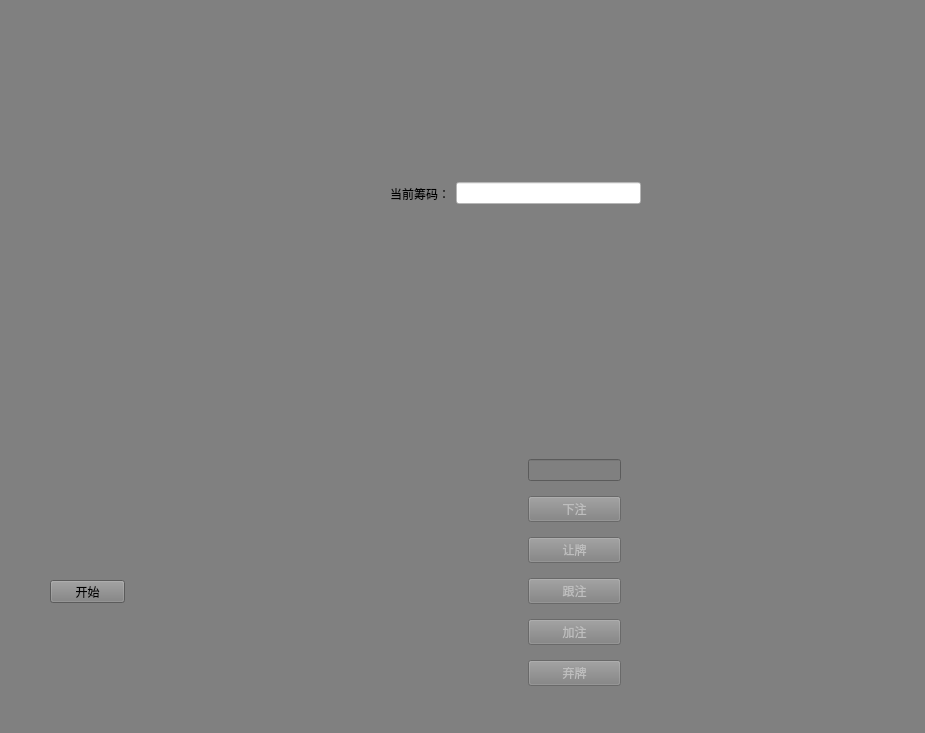
First picture: the form in TexasPoker/texaswidget.ui, repository JackeyLea/TexasPoker, before the edit.
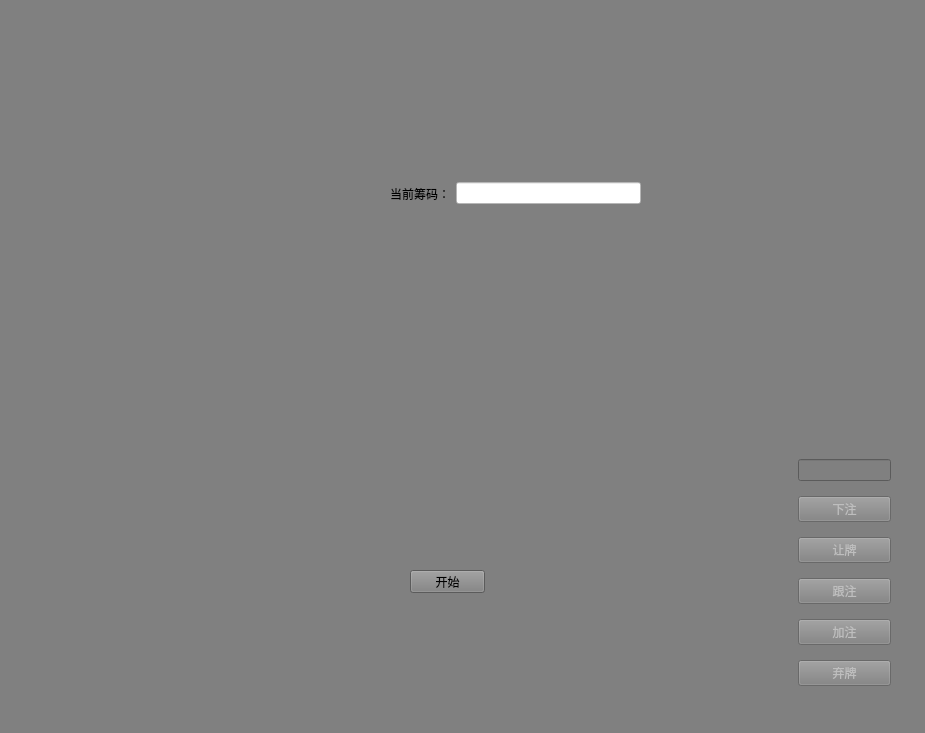
Second picture: the form after the edit. Icons and pictures are not drawn.

```diff
--- a/TexasPoker/texaswidget.ui
+++ b/TexasPoker/texaswidget.ui
@@ -215,8 +215,8 @@
   <widget class="QPushButton" name="btnStart">
    <property name="geometry">
     <rect>
-     <x>50</x>
-     <y>580</y>
+     <x>410</x>
+     <y>570</y>
      <width>75</width>
      <height>23</height>
     </rect>
@@ -225,7 +225,7 @@
     <string>开始</string>
    </property>
   </widget>
-  <widget class="QWidget" name="">
+  <widget class="QWidget" name="layoutWidget">
    <property name="geometry">
     <rect>
      <x>390</x>
@@ -257,241 +257,30 @@
     </item>
    </layout>
   </widget>
-  <widget class="QWidget" name="">
+  <widget class="QWidget" name="layoutWidget">
    <property name="geometry">
     <rect>
-     <x>40</x>
-     <y>30</y>
+     <x>60</x>
+     <y>470</y>
      <width>185</width>
      <height>242</height>
-    </rect>
-   </property>
-   <layout class="QGridLayout" name="layoutGUser3">
-    <item row="0" column="2">
-     <spacer name="spacerHUser3R">
-      <property name="orientation">
-       <enum>Qt::Orientation::Horizontal</enum>
-      </property>
-      <property name="sizeHint" stdset="0">
-       <size>
-        <width>40</width>
-        <height>20</height>
-       </size>
-      </property>
-     </spacer>
-    </item>
-    <item row="0" column="0">
-     <spacer name="spacerHUser3L">
-      <property name="orientation">
-       <enum>Qt::Orientation::Horizontal</enum>
-      </property>
-      <property name="sizeHint" stdset="0">
-       <size>
-        <width>40</width>
-        <height>20</height>
-       </size>
-      </property>
-     </spacer>
-    </item>
-    <item row="1" column="0" colspan="3">
-     <layout class="QHBoxLayout" name="layoutHPerflopUser3">
-      <item>
-       <widget class="QLabel" name="labelPerflop1User3">
-        <property name="minimumSize">
-         <size>
-          <width>74</width>
-          <height>105</height>
-         </size>
-        </property>
-        <property name="maximumSize">
-         <size>
-          <width>74</width>
-          <height>105</height>
-         </size>
-        </property>
-        <property name="text">
-         <string/>
-        </property>
-        <property name="pixmap">
-         <pixmap resource="resources.qrc">:/resources/images/back.svg</pixmap>
-        </property>
-       </widget>
-      </item>
-      <item>
-       <widget class="QLabel" name="labelPerflop2User3">
-        <property name="minimumSize">
-         <size>
-          <width>74</width>
-          <height>105</height>
-         </size>
-        </property>
-        <property name="maximumSize">
-         <size>
-          <width>74</width>
-          <height>105</height>
-         </size>
-        </property>
-        <property name="text">
-         <string/>
-        </property>
-        <property name="pixmap">
-         <pixmap resource="resources.qrc">:/resources/images/back.svg</pixmap>
-        </property>
-       </widget>
-      </item>
-     </layout>
-    </item>
-    <item row="0" column="1">
-     <widget class="QLabel" name="labelUser3">
-      <property name="minimumSize">
-       <size>
-        <width>100</width>
-        <height>100</height>
-       </size>
-      </property>
-      <property name="text">
-       <string/>
-      </property>
-      <property name="pixmap">
-       <pixmap resource="resources.qrc">:/resources/images/player_woman.svg</pixmap>
-      </property>
-     </widget>
-    </item>
-    <item row="2" column="0" colspan="3">
-     <widget class="QLabel" name="labelUser3Chip">
-      <property name="text">
-       <string/>
-      </property>
-      <property name="alignment">
-       <set>Qt::AlignmentFlag::AlignCenter</set>
-      </property>
-     </widget>
-    </item>
-   </layout>
-  </widget>
-  <widget class="QWidget" name="">
-   <property name="geometry">
-    <rect>
-     <x>720</x>
-     <y>30</y>
-     <width>185</width>
-     <height>242</height>
-    </rect>
-   </property>
-   <layout class="QGridLayout" name="layoutGUser1">
-    <item row="0" column="0">
-     <spacer name="spacerHUser1L">
-      <property name="orientation">
-       <enum>Qt::Orientation::Horizontal</enum>
-      </property>
-      <property name="sizeHint" stdset="0">
-       <size>
-        <width>40</width>
-        <height>20</height>
-       </size>
-      </property>
-     </spacer>
-    </item>
-    <item row="0" column="2">
-     <spacer name="spacerHUser1R">
-      <property name="orientation">
-       <enum>Qt::Orientation::Horizontal</enum>
-      </property>
-      <property name="sizeHint" stdset="0">
-       <size>
-        <width>40</width>
-        <height>20</height>
-       </size>
-      </property>
-     </spacer>
-    </item>
-    <item row="1" column="0" colspan="3">
-     <layout class="QHBoxLayout" name="layoutHPerflopUser1">
-      <item>
-       <widget class="QLabel" name="labelPerflop1User1">
-        <property name="minimumSize">
-         <size>
-          <width>74</width>
-          <height>105</height>
-         </size>
-        </property>
-        <property name="maximumSize">
-         <size>
-          <width>74</width>
-          <height>105</height>
-         </size>
-        </property>
-        <property name="text">
-         <string/>
-        </property>
-        <property name="pixmap">
-         <pixmap resource="resources.qrc">:/resources/images/back.svg</pixmap>
-        </property>
-       </widget>
-      </item>
-      <item>
-       <widget class="QLabel" name="labelPerflop2User1">
-        <property name="minimumSize">
-         <size>
-          <width>74</width>
-          <height>105</height>
-         </size>
-        </property>
-        <property name="maximumSize">
-         <size>
-          <width>74</width>
-          <height>105</height>
-         </size>
-        </property>
-        <property name="text">
-         <string/>
-        </property>
-        <property name="pixmap">
-         <pixmap resource="resources.qrc">:/resources/images/back.svg</pixmap>
-        </property>
-       </widget>
-      </item>
-     </layout>
-    </item>
-    <item row="0" column="1">
-     <widget class="QLabel" name="labelUser1">
-      <property name="minimumSize">
-       <size>
-        <width>100</width>
-        <height>100</height>
-       </size>
-      </property>
-      <property name="text">
-       <string/>
-      </property>
-      <property name="pixmap">
-       <pixmap resource="resources.qrc">:/resources/images/player_woman.svg</pixmap>
-      </property>
-     </widget>
-    </item>
-    <item row="2" column="0" colspan="3">
-     <widget class="QLabel" name="labelUser1Chip">
-      <property name="text">
-       <string/>
-      </property>
-      <property name="alignment">
-       <set>Qt::AlignmentFlag::AlignCenter</set>
-      </property>
-     </widget>
-    </item>
-   </layout>
-  </widget>
-  <widget class="QWidget" name="">
-   <property name="geometry">
-    <rect>
-     <x>360</x>
-     <y>450</y>
-     <width>261</width>
-     <height>251</height>
     </rect>
    </property>
    <layout class="QGridLayout" name="layoutGUser2">
-    <item row="1" column="2">
+    <item row="0" column="0">
+     <spacer name="spacerHUser2L">
+      <property name="orientation">
+       <enum>Qt::Orientation::Horizontal</enum>
+      </property>
+      <property name="sizeHint" stdset="0">
+       <size>
+        <width>40</width>
+        <height>20</height>
+       </size>
+      </property>
+     </spacer>
+    </item>
+    <item row="0" column="2">
      <spacer name="spacerHUser2R">
       <property name="orientation">
        <enum>Qt::Orientation::Horizontal</enum>
@@ -504,7 +293,7 @@
       </property>
      </spacer>
     </item>
-    <item row="0" column="0" colspan="3">
+    <item row="1" column="0" colspan="3">
      <layout class="QHBoxLayout" name="layoutHPerflopUser2">
       <item>
        <widget class="QLabel" name="labelPerflop1User2">
@@ -552,8 +341,107 @@
       </item>
      </layout>
     </item>
+    <item row="0" column="1">
+     <widget class="QLabel" name="labelUser2">
+      <property name="minimumSize">
+       <size>
+        <width>100</width>
+        <height>100</height>
+       </size>
+      </property>
+      <property name="text">
+       <string/>
+      </property>
+      <property name="pixmap">
+       <pixmap resource="resources.qrc">:/resources/images/player_woman.svg</pixmap>
+      </property>
+     </widget>
+    </item>
+    <item row="2" column="0" colspan="3">
+     <widget class="QLabel" name="labelUser2Chip">
+      <property name="text">
+       <string/>
+      </property>
+      <property name="alignment">
+       <set>Qt::AlignmentFlag::AlignCenter</set>
+      </property>
+     </widget>
+    </item>
+   </layout>
+  </widget>
+  <widget class="QWidget" name="layoutWidget">
+   <property name="geometry">
+    <rect>
+     <x>630</x>
+     <y>450</y>
+     <width>261</width>
+     <height>251</height>
+    </rect>
+   </property>
+   <layout class="QGridLayout" name="layoutGUser1">
+    <item row="1" column="2">
+     <spacer name="spacerHUser1R">
+      <property name="orientation">
+       <enum>Qt::Orientation::Horizontal</enum>
+      </property>
+      <property name="sizeHint" stdset="0">
+       <size>
+        <width>40</width>
+        <height>20</height>
+       </size>
+      </property>
+     </spacer>
+    </item>
+    <item row="0" column="0" colspan="3">
+     <layout class="QHBoxLayout" name="layoutHPerflopUser1">
+      <item>
+       <widget class="QLabel" name="labelPerflop1User1">
+        <property name="minimumSize">
+         <size>
+          <width>74</width>
+          <height>105</height>
+         </size>
+        </property>
+        <property name="maximumSize">
+         <size>
+          <width>74</width>
+          <height>105</height>
+         </size>
+        </property>
+        <property name="text">
+         <string/>
+        </property>
+        <property name="pixmap">
+         <pixmap resource="resources.qrc">:/resources/images/back.svg</pixmap>
+        </property>
+       </widget>
+      </item>
+      <item>
+       <widget class="QLabel" name="labelPerflop2User1">
+        <property name="minimumSize">
+         <size>
+          <width>74</width>
+          <height>105</height>
+         </size>
+        </property>
+        <property name="maximumSize">
+         <size>
+          <width>74</width>
+          <height>105</height>
+         </size>
+        </property>
+        <property name="text">
+         <string/>
+        </property>
+        <property name="pixmap">
+         <pixmap resource="resources.qrc">:/resources/images/back.svg</pixmap>
+        </property>
+       </widget>
+      </item>
+     </layout>
+    </item>
     <item row="1" column="0">
-     <spacer name="spacerHUser2L">
+     <spacer name="spacerHUser1L">
       <property name="orientation">
        <enum>Qt::Orientation::Horizontal</enum>
       </property>
@@ -566,7 +454,7 @@
      </spacer>
     </item>
     <item row="1" column="1">
-     <widget class="QLabel" name="labelUser2">
+     <widget class="QLabel" name="labelUser1">
       <property name="minimumSize">
        <size>
         <width>100</width>
@@ -643,7 +531,7 @@
      </layout>
     </item>
     <item row="2" column="0" colspan="3">
-     <widget class="QLabel" name="labelUser2Chip">
+     <widget class="QLabel" name="labelUser1Chip">
       <property name="text">
        <string/>
       </property>
```
Left out of the diff: 12 changed lines with no effect on the pictures.
